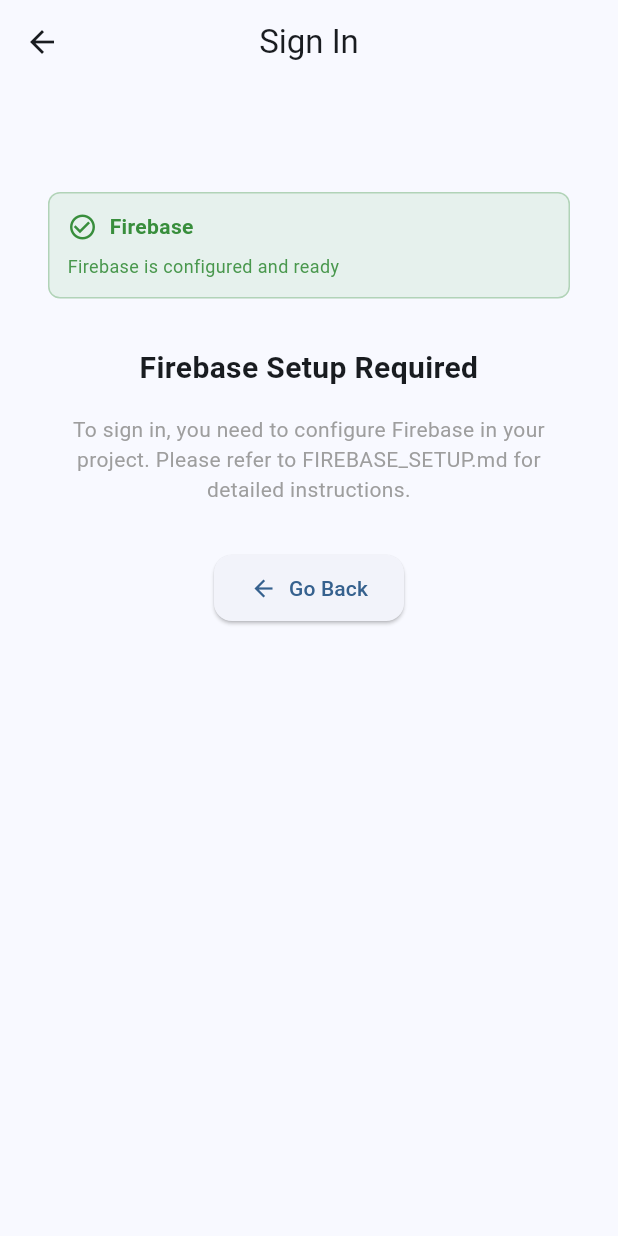
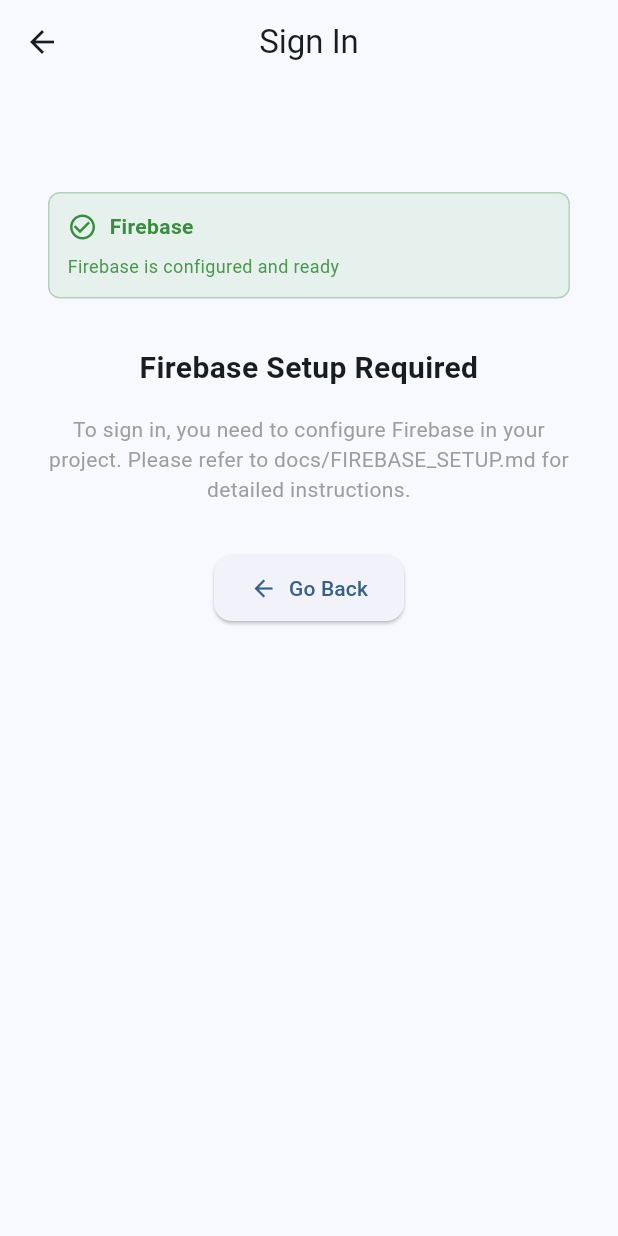
Before and after one commit to shubham9654/applaa-flutter-tempate, a Flutter app: the screen it shows after launch, after a tap on "Payments", after a tap on "Sign In", on a phone screen of 412 x 824 dp. Run offline on Flutter 3.47's test engine with Material 3 defaults, Android fonts, the phone set to English and light mode, and no system bars; our stand-ins replace cloud_firestore, equatable, firebase_auth, firebase_core, firebase_messaging, fl_chart and 6 more; missing offline and left inert: flutter_stripe; accounts and stored records are empty.

Commit message:
docs: Move all documentation files to docs/ folder
- Moved all .md files (except README.md) to docs/ folder
- Updated all references in README.md to point to docs/ folder
- Updated setup guide paths in setup_checker.dart
- Updated Firebase setup references in login and signup pages
- Organized documentation for better project structure

```diff
--- a/lib/core/utils/setup_checker.dart
+++ b/lib/core/utils/setup_checker.dart
@@ -45,14 +45,14 @@
         name: 'Firebase',
         status: SetupStatus.configured,
         message: 'Firebase is configured and ready',
-        setupGuide: 'FIREBASE_SETUP.md',
+        setupGuide: 'docs/FIREBASE_SETUP.md',
       );
     } catch (e) {
       return SetupRequirement(
         name: 'Firebase',
         status: SetupStatus.notConfigured,
         message: 'Firebase is not configured. Required for authentication, profile, and notifications.',
-        setupGuide: 'FIREBASE_SETUP.md',
+        setupGuide: 'docs/FIREBASE_SETUP.md',
       );
     }
   }
@@ -72,7 +72,7 @@
         name: 'Stripe',
         status: SetupStatus.notConfigured,
         message: 'Stripe keys are not configured. Required for payment processing.',
-        setupGuide: 'STRIPE.md',
+        setupGuide: 'docs/STRIPE.md',
       );
     }
 
@@ -81,7 +81,7 @@
         name: 'Stripe',
         status: SetupStatus.configured,
         message: 'Stripe is configured (Test Mode). Update to production keys before deploying.',
-        setupGuide: 'STRIPE.md',
+        setupGuide: 'docs/STRIPE.md',
       );
     }
 
@@ -102,7 +102,7 @@
         status: SetupStatus.platformNotSupported,
         message: 'AdMob is not supported on web platform. Available on Android and iOS only.',
         platform: 'Android, iOS',
-        setupGuide: 'ADMOB_SETUP.md',
+        setupGuide: 'docs/ADMOB_SETUP.md',
       );
     }
 
@@ -113,7 +113,7 @@
         status: SetupStatus.notConfigured,
         message: 'AdMob service is not available. Required for displaying ads.',
         platform: 'Android, iOS',
-        setupGuide: 'ADMOB_SETUP.md',
+        setupGuide: 'docs/ADMOB_SETUP.md',
       );
     }
 
@@ -127,7 +127,7 @@
         status: SetupStatus.configured,
         message: 'AdMob is configured (Test IDs). Update to production IDs before publishing.',
         platform: 'Android, iOS',
-        setupGuide: 'ADMOB_SETUP.md',
+        setupGuide: 'docs/ADMOB_SETUP.md',
       );
     }
 
--- a/lib/features/auth/presentation/pages/login_page.dart
+++ b/lib/features/auth/presentation/pages/login_page.dart
@@ -99,7 +99,7 @@
                 ),
                 const SizedBox(height: 16),
                 const Text(
-                  'To sign in, you need to configure Firebase in your project. Please refer to FIREBASE_SETUP.md for detailed instructions.',
+                  'To sign in, you need to configure Firebase in your project. Please refer to docs/FIREBASE_SETUP.md for detailed instructions.',
                   textAlign: TextAlign.center,
                   style: TextStyle(color: Colors.grey),
                 ),
--- a/lib/features/auth/presentation/pages/signup_page.dart
+++ b/lib/features/auth/presentation/pages/signup_page.dart
@@ -105,7 +105,7 @@
                 ),
                 const SizedBox(height: 16),
                 const Text(
-                  'To create an account, you need to configure Firebase in your project. Please refer to FIREBASE_SETUP.md for detailed instructions.',
+                  'To create an account, you need to configure Firebase in your project. Please refer to docs/FIREBASE_SETUP.md for detailed instructions.',
                   textAlign: TextAlign.center,
                   style: TextStyle(color: Colors.grey),
                 ),
```
Also changed, not shown: 15 other files.
